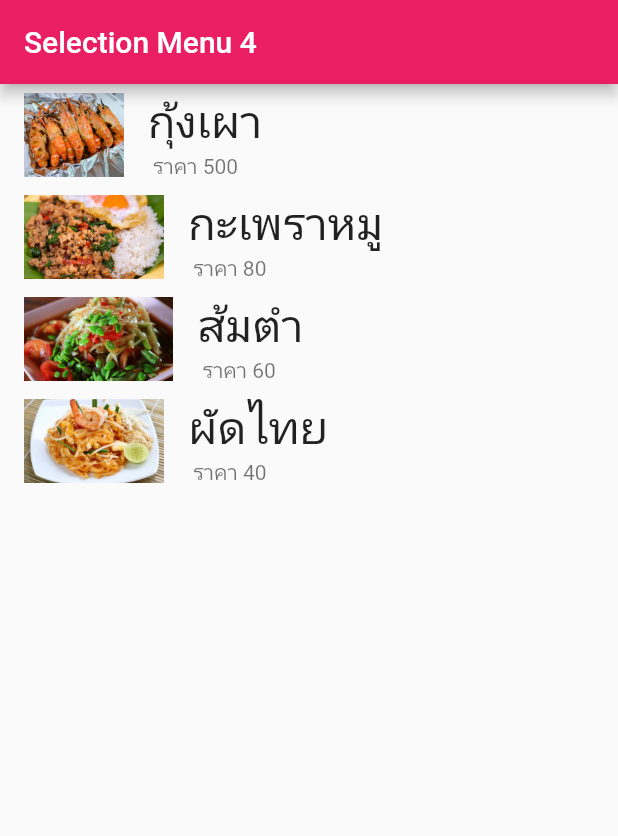
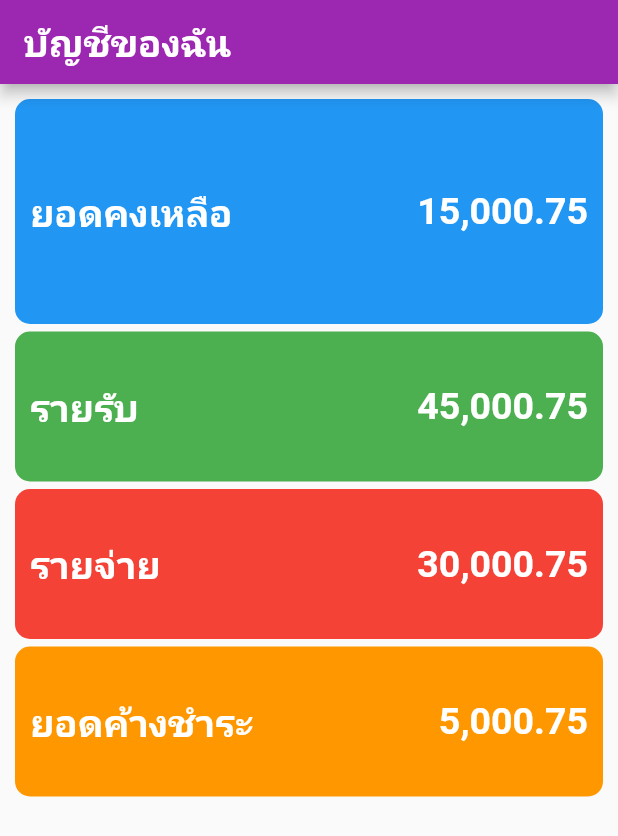
Before and after one commit to Kittisak2001/Flutter-Basic, a Flutter app: the screen it shows after launch, on a phone screen of 412 x 824 dp. Shown: the top 836 px of the screen. Run offline on Flutter 3.47's test engine with Material 2 defaults, Android fonts, the phone set to English and light mode, and no system bars.

Commit message:
Account_Bookbank Application

```diff
--- /dev/null
+++ b/lib/MoneyBox.dart
@@ -0,0 +1,50 @@
+import 'package:flutter/src/foundation/key.dart';
+import 'package:flutter/src/widgets/framework.dart';
+import 'package:flutter/material.dart';
+import 'package:intl/intl.dart';
+
+class MoneyBox extends StatelessWidget {
+  String title;
+  double amount;
+  Color color;
+  double size;
+
+  MoneyBox(this.title, this.amount, this.color, this.size);
+
+  @override
+
+  Widget build(BuildContext context) {
+    return Container(
+                padding: const EdgeInsets.all(10.0),
+                decoration: BoxDecoration(
+                  color: color,
+                  borderRadius: BorderRadius.circular(10),
+                ),
+                height: size,
+                child: Row(
+                  crossAxisAlignment: CrossAxisAlignment.center,
+                  children: [
+                    Text(
+                      title,
+                      style: TextStyle(
+                        fontSize: 25,
+                        color: Colors.white,
+                        fontWeight: FontWeight.bold,
+                      ),
+                    ),
+                    Expanded(
+                      child: Text(
+                        '${NumberFormat("#,###.##").format(amount)}',
+                        style: TextStyle(
+                          fontSize: 25,
+                          color: Colors.white,
+                          fontWeight: FontWeight.bold,
+                        ),
+                        textAlign: TextAlign.right,
+                      ),
+                    ),
+                  ],
+                ),
+              );
+  }
+}
--- a/lib/main.dart
+++ b/lib/main.dart
@@ -1,5 +1,6 @@
 import 'package:flutter/material.dart';
 import 'FoodMenu.dart';
+import 'MoneyBox.dart';
 
 void main() {
   var app = MyApp();
@@ -12,7 +13,7 @@ class MyApp extends StatelessWidget {
     return MaterialApp(
       title: "My App",
       home: MyHomePage(),
-      theme: ThemeData(primarySwatch: Colors.pink),
+      theme: ThemeData(primarySwatch: Colors.purple),
     );
   }
 }
@@ -25,33 +26,32 @@ class MyHomePage extends StatefulWidget {
 }
 
 class _MyHomePageState extends State<MyHomePage> {
-  List<FoodMenu> menu = [
-    FoodMenu("กุ้งเผา", "500", "assets/images/pic1.jpg"),
-    FoodMenu("กะเพราหมู", "80", "assets/images/pic2.jpg"),
-    FoodMenu("ส้มตำ", "60", "assets/images/pic3.jpg"),
-    FoodMenu("ผัดไทย", "40", "assets/images/pic4.jpg"),
-  ];
   @override
   Widget build(BuildContext context) {
     return Scaffold(
         appBar: AppBar(
-          title: Text("Selection Menu ${menu.length}"),
+          title: Text(
+            "บัญชีของฉัน",
+            style: TextStyle(
+              fontSize: 25,
+              color: Colors.white,
+              fontWeight: FontWeight.bold,
+            ),
+          ),
         ),
-        body: ListView.builder(
-            itemCount: menu.length,
-            itemBuilder: (BuildContext context, int index) {
-              FoodMenu food = menu[index];
-              return ListTile(
-                leading: Image.asset(food.img),
-                title: Text(
-                  food.name,
-                  style: TextStyle(fontSize: 30),
-                ),
-                subtitle: Text(" ราคา ${food.price}"),
-                onTap: (){
-                  print("คุณเลือกเมนูอาหารที่มีชื่อว่า : ${food.name}");
-                },
-              );
-            }));
+        body: Padding(
+          padding: const EdgeInsets.all(10.0),
+          child: Column(
+            children: [
+              MoneyBox("ยอดคงเหลือ", 15000.75, Colors.blue, 150),
+              SizedBox(height: 5,),
+              MoneyBox("รายรับ", 45000.75, Colors.green, 100),
+              SizedBox(height: 5,),
+              MoneyBox("รายจ่าย", 30000.75, Colors.red, 100),
+              SizedBox(height: 5,),
+              MoneyBox("ยอดค้างชำระ", 5000.75, Colors.orange, 100),
+            ],
+          ),
+        ));
   }
 }
--- a/pubspec.yaml
+++ b/pubspec.yaml
@@ -27,6 +27,7 @@ environment:
 # the latest version available on pub.dev. To see which dependencies have newer
 # versions available, run `flutter pub outdated`.
 dependencies:
+  intl: ^0.17.0
   flutter:
     sdk: flutter
 
```
Also changed, not shown: pubspec.lock.
